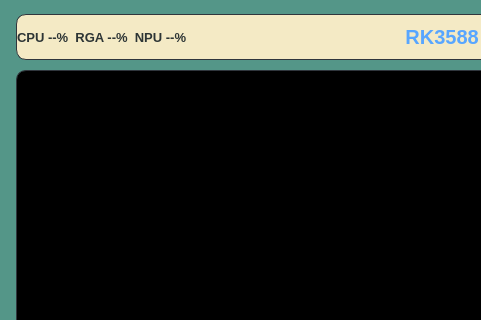
Davin-Liang/RK3588-Omni-Sentinel, file Software/APP/SentinelQT/widget.ui: the form before one commit; both pictures show x 0 to 481 and y 0 to 320 of the 1024 by 600 pixel window.
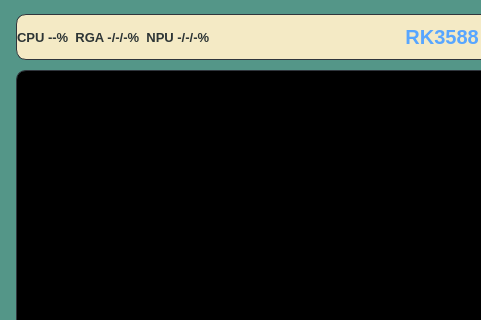
The form after the commit.

Commit message: fix(SentinelQT): show per-core RGA and NPU usage, fix title centering

What changed in the file:
```diff
--- a/Software/APP/SentinelQT/widget.ui
+++ b/Software/APP/SentinelQT/widget.ui
@@ -33,7 +33,8 @@
       <property name="bottomMargin"><number>0</number></property>
       <item>
        <widget class="QLabel" name="hwLabel">
-        <property name="text"><string>CPU --%  RGA --%  NPU --%</string></property>
+        <property name="minimumSize"><size><width>220</width><height>0</height></size></property>
+        <property name="text"><string>CPU --%  RGA -/-/-%  NPU -/-/-%</string></property>
         <property name="styleSheet">
          <string notr="true">font-size: 13px; font-weight: 500; color: #2d3535; background: transparent; border: none;</string>
         </property>
```
Left out of the diff: 1 changed line with no effect on the pictures. The commit also changes 1 other file.
